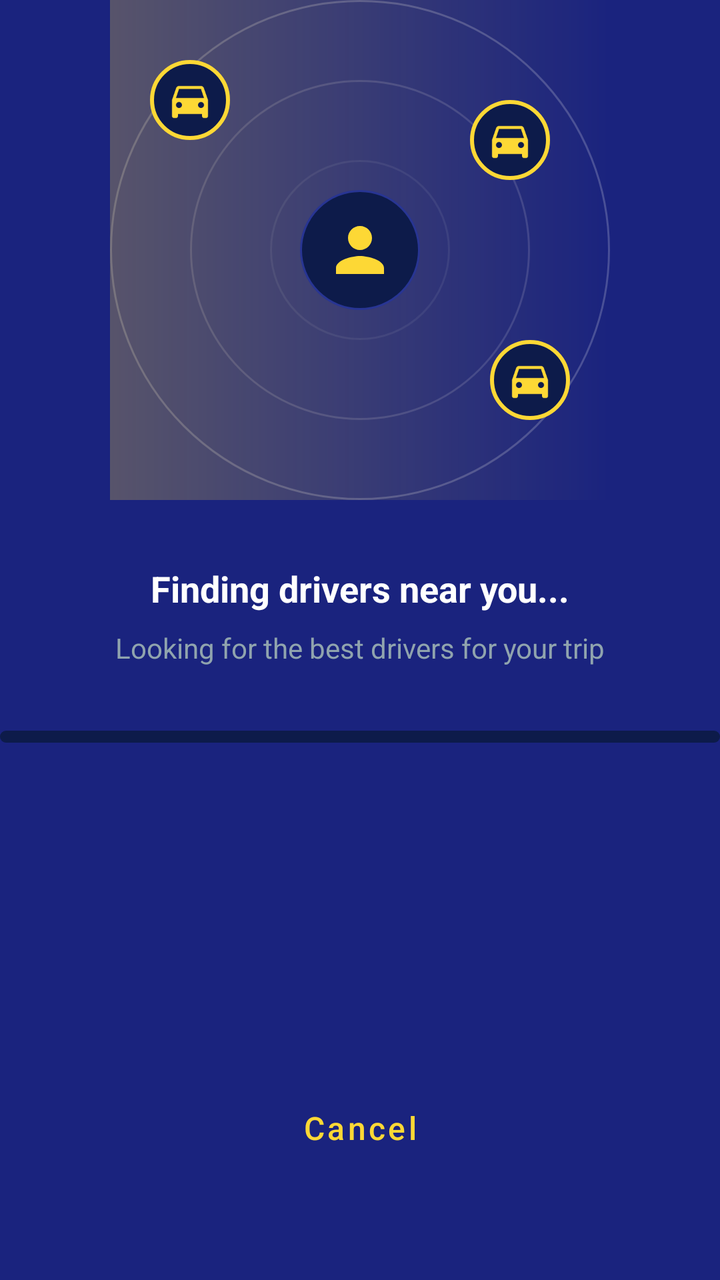
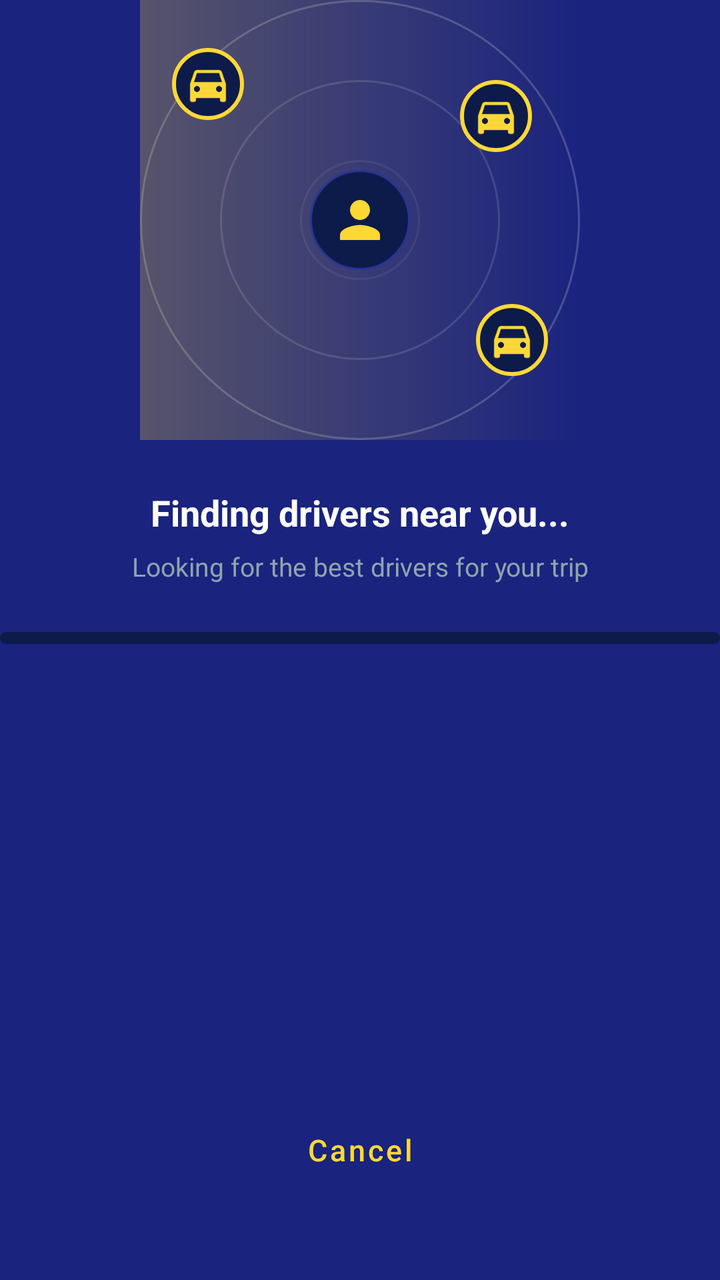

Compare the two renders of this Android layout. The source of the first and the diff that turns it into the second are given below.
<!-- AndroidManifest.xml: activity theme Theme.MinTaxis -->
<!-- res/layout/activity_driver_matching.xml -->
<?xml version="1.0" encoding="utf-8"?>
<androidx.constraintlayout.widget.ConstraintLayout 
    xmlns:android="http://schemas.android.com/apk/res/android"
    xmlns:app="http://schemas.android.com/apk/res-auto"
    android:layout_width="match_parent"
    android:layout_height="match_parent"
    android:background="@color/mintaxis_navy">

    
    <FrameLayout
        android:id="@+id/radarContainer"
        android:layout_width="250dp"
        android:layout_height="250dp"
        app:layout_constraintBottom_toTopOf="@id/statusText"
        app:layout_constraintEnd_toEndOf="parent"
        app:layout_constraintStart_toStartOf="parent"
        app:layout_constraintTop_toTopOf="parent">

        
        <ImageView
            android:layout_width="match_parent"
            android:layout_height="match_parent"
            android:src="@drawable/radar_background"
            android:scaleType="fitCenter" />

        
        <ImageView
            android:id="@+id/radarSweep"
            android:layout_width="match_parent"
            android:layout_height="match_parent"
            android:src="@drawable/radar_sweep"
            android:scaleType="fitCenter" />

        
        <ImageView
            android:layout_width="60dp"
            android:layout_height="60dp"
            android:src="@drawable/ic_profile"
            android:background="@drawable/circle_background"
            android:padding="12dp"
            android:tint="@color/mintaxis_yellow"
            android:layout_gravity="center" />

        
        <ImageView
            android:id="@+id/driverDot1"
            android:layout_width="40dp"
            android:layout_height="40dp"
            android:src="@drawable/ic_car"
            android:background="@drawable/dot_background"
            android:padding="8dp"
            android:tint="@color/mintaxis_yellow"
            android:layout_gravity="top|start"
            android:layout_marginStart="20dp"
            android:layout_marginTop="30dp" />

        <ImageView
            android:id="@+id/driverDot2"
            android:layout_width="40dp"
            android:layout_height="40dp"
            android:src="@drawable/ic_car"
            android:background="@drawable/dot_background"
            android:padding="8dp"
            android:tint="@color/mintaxis_yellow"
            android:layout_gravity="bottom|end"
            android:layout_marginEnd="20dp"
            android:layout_marginBottom="40dp" />

        <ImageView
            android:id="@+id/driverDot3"
            android:layout_width="40dp"
            android:layout_height="40dp"
            android:src="@drawable/ic_car"
            android:background="@drawable/dot_background"
            android:padding="8dp"
            android:tint="@color/mintaxis_yellow"
            android:layout_gravity="top|end"
            android:layout_marginEnd="30dp"
            android:layout_marginTop="50dp" />

    </FrameLayout>

    
    <TextView
        android:id="@+id/statusText"
        android:layout_width="wrap_content"
        android:layout_height="wrap_content"
        android:text="Finding drivers near you..."
        android:textColor="@color/mintaxis_text_primary"
        android:textSize="18sp"
        android:textStyle="bold"
        android:layout_marginTop="32dp"
        app:layout_constraintEnd_toEndOf="parent"
        app:layout_constraintStart_toStartOf="parent"
        app:layout_constraintTop_toBottomOf="@id/radarContainer" />

    <TextView
        android:id="@+id/subtitleText"
        android:layout_width="wrap_content"
        android:layout_height="wrap_content"
        android:text="Looking for the best drivers for your trip"
        android:textColor="@color/mintaxis_text_muted"
        android:textSize="14sp"
        android:layout_marginTop="8dp"
        app:layout_constraintEnd_toEndOf="parent"
        app:layout_constraintStart_toStartOf="parent"
        app:layout_constraintTop_toBottomOf="@id/statusText" />

    
    <ProgressBar
        android:id="@+id/progressBar"
        style="@android:style/Widget.ProgressBar.Horizontal"
        android:layout_width="0dp"
        android:layout_height="6dp"
        android:max="100"
        android:progress="0"
        android:progressDrawable="@drawable/progress_drawable"
        android:layout_marginTop="32dp"
        app:layout_constraintEnd_toEndOf="parent"
        app:layout_constraintStart_toStartOf="parent"
        app:layout_constraintTop_toBottomOf="@id/subtitleText" />

    
    <Button
        android:id="@+id/cancelButton"
        style="@style/MinTaxis.Button.Secondary"
        android:layout_width="0dp"
        android:layout_height="56dp"
        android:text="Cancel"
        android:textSize="16sp"
        android:layout_marginBottom="48dp"
        app:layout_constraintBottom_toBottomOf="parent"
        app:layout_constraintEnd_toEndOf="parent"
        app:layout_constraintStart_toStartOf="parent" />

</androidx.constraintlayout.widget.ConstraintLayout>
<!-- resources referenced by this layout -->
<resources>
  <color name="mintaxis_navy">#1A237E</color>
  <color name="mintaxis_text_muted">#90A4AE</color>
  <color name="mintaxis_text_primary">#FFFFFF</color>
  <color name="mintaxis_yellow">#FDD835</color>
  <!-- drawable circle_background (drawable) -->
  <?xml version="1.0" encoding="utf-8"?>
  <shape xmlns:android="http://schemas.android.com/apk/res/android"
      android:shape="oval">
      <solid android:color="@color/mintaxis_navy_dark" />
      <stroke
          android:width="1dp"
          android:color="@color/mintaxis_navy_light" />
  </shape>
  <!-- drawable dot_background (drawable) -->
  <?xml version="1.0" encoding="utf-8"?>
  <shape xmlns:android="http://schemas.android.com/apk/res/android"
      android:shape="oval">
      <solid android:color="@color/mintaxis_navy_dark" />
      <stroke
          android:width="2dp"
          android:color="@color/mintaxis_yellow" />
  </shape>
  <!-- drawable ic_car (drawable) -->
  <vector xmlns:android="http://schemas.android.com/apk/res/android"
      android:width="24dp"
      android:height="24dp"
      android:viewportWidth="24"
      android:viewportHeight="24">
      <path
          android:fillColor="#FFFFFF"
          android:pathData="M18.92,6.01C18.72,5.42 18.16,5 17.5,5h-11c-0.66,0 -1.21,0.42 -1.42,1.01L3,12v8c0,0.55 0.45,1 1,1h1c0.55,0 1,-0.45 1,-1v-1h12v1c0,0.55 0.45,1 1,1h1c0.55,0 1,-0.45 1,-1v-8l-2.08,-5.99zM6.5,16c-0.83,0 -1.5,-0.67 -1.5,-1.5S5.67,13 6.5,13s1.5,0.67 1.5,1.5S7.33,16 6.5,16zM17.5,16c-0.83,0 -1.5,-0.67 -1.5,-1.5s0.67,-1.5 1.5,-1.5 1.5,0.67 1.5,1.5 -0.67,1.5 -1.5,1.5zM5,11l1.5,-4.5h11L19,11H5z"/>
  </vector>
  <!-- drawable ic_profile (drawable) -->
  <vector xmlns:android="http://schemas.android.com/apk/res/android"
      android:width="24dp"
      android:height="24dp"
      android:viewportWidth="24"
      android:viewportHeight="24">
      <path
          android:fillColor="#FFFFFF"
          android:pathData="M12,12c2.21,0 4,-1.79 4,-4s-1.79,-4 -4,-4 -4,1.79 -4,4 1.79,4 4,4zM12,14c-2.67,0 -8,1.34 -8,4v2h16v-2c0,-2.66 -5.33,-4 -8,-4z"/>
  </vector>
  <!-- drawable radar_sweep (drawable) -->
  <?xml version="1.0" encoding="utf-8"?>
  <shape xmlns:android="http://schemas.android.com/apk/res/android"
      android:shape="rectangle">
      <gradient
          android:startColor="#44FDD835"
          android:endColor="#00FDD835"
          android:angle="0" />
  </shape>
  <style name="MinTaxis.Button.Secondary" parent="Widget.MaterialComponents.Button.OutlinedButton">
          <item name="strokeColor">@color/mintaxis_yellow</item>
          <item name="android:textColor">@color/mintaxis_yellow</item>
          <item name="android:textAllCaps">false</item>
          <item name="cornerRadius">12dp</item>
          <item name="android:paddingTop">14dp</item>
          <item name="android:paddingBottom">14dp</item>
      </style>
  <color name="mintaxis_navy_dark">#0D1B4A</color>
  <color name="mintaxis_navy_light">#283593</color>
  <color name="mintaxis_red">#E53935</color>
  <color name="mintaxis_orange">#FF9800</color>
  <color name="mintaxis_background">#1A237E</color>
  <color name="mintaxis_text_secondary">#CFD8DC</color>
  <!-- unchanged entries left out for length: 3 -->
</resources>

<!-- the commit's change to res/layout/activity_driver_matching.xml (unified diff, before → after) -->
@@ -9,12 +9,13 @@
     
     <FrameLayout
         android:id="@+id/radarContainer"
-        android:layout_width="250dp"
-        android:layout_height="250dp"
+        android:layout_width="220dp"
+        android:layout_height="220dp"
         app:layout_constraintBottom_toTopOf="@id/statusText"
         app:layout_constraintEnd_toEndOf="parent"
         app:layout_constraintStart_toStartOf="parent"
-        app:layout_constraintTop_toTopOf="parent">
+        app:layout_constraintTop_toTopOf="parent"
+        app:layout_constraintVertical_chainStyle="packed">
 
         
         <ImageView
@@ -33,50 +34,50 @@
 
         
         <ImageView
-            android:layout_width="60dp"
-            android:layout_height="60dp"
+            android:layout_width="50dp"
+            android:layout_height="50dp"
             android:src="@drawable/ic_profile"
             android:background="@drawable/circle_background"
-            android:padding="12dp"
+            android:padding="10dp"
             android:tint="@color/mintaxis_yellow"
             android:layout_gravity="center" />
 
         
         <ImageView
             android:id="@+id/driverDot1"
-            android:layout_width="40dp"
-            android:layout_height="40dp"
+            android:layout_width="36dp"
+            android:layout_height="36dp"
             android:src="@drawable/ic_car"
             android:background="@drawable/dot_background"
-            android:padding="8dp"
+            android:padding="6dp"
             android:tint="@color/mintaxis_yellow"
             android:layout_gravity="top|start"
-            android:layout_marginStart="20dp"
-            android:layout_marginTop="30dp" />
+            android:layout_marginStart="16dp"
+            android:layout_marginTop="24dp" />
 
         <ImageView
             android:id="@+id/driverDot2"
-            android:layout_width="40dp"
-            android:layout_height="40dp"
+            android:layout_width="36dp"
+            android:layout_height="36dp"
             android:src="@drawable/ic_car"
             android:background="@drawable/dot_background"
-            android:padding="8dp"
+            android:padding="6dp"
             android:tint="@color/mintaxis_yellow"
             android:layout_gravity="bottom|end"
-            android:layout_marginEnd="20dp"
-            android:layout_marginBottom="40dp" />
+            android:layout_marginEnd="16dp"
+            android:layout_marginBottom="32dp" />
 
         <ImageView
             android:id="@+id/driverDot3"
-            android:layout_width="40dp"
-            android:layout_height="40dp"
+            android:layout_width="36dp"
+            android:layout_height="36dp"
             android:src="@drawable/ic_car"
             android:background="@drawable/dot_background"
-            android:padding="8dp"
+            android:padding="6dp"
             android:tint="@color/mintaxis_yellow"
             android:layout_gravity="top|end"
-            android:layout_marginEnd="30dp"
-            android:layout_marginTop="50dp" />
+            android:layout_marginEnd="24dp"
+            android:layout_marginTop="40dp" />
 
     </FrameLayout>
 
@@ -85,11 +86,11 @@
         android:id="@+id/statusText"
         android:layout_width="wrap_content"
         android:layout_height="wrap_content"
-        android:text="Finding drivers near you..."
+        android:text="@string/finding_drivers"
         android:textColor="@color/mintaxis_text_primary"
         android:textSize="18sp"
         android:textStyle="bold"
-        android:layout_marginTop="32dp"
+        android:layout_marginTop="24dp"
         app:layout_constraintEnd_toEndOf="parent"
         app:layout_constraintStart_toStartOf="parent"
         app:layout_constraintTop_toBottomOf="@id/radarContainer" />
@@ -98,10 +99,12 @@
         android:id="@+id/subtitleText"
         android:layout_width="wrap_content"
         android:layout_height="wrap_content"
-        android:text="Looking for the best drivers for your trip"
+        android:text="@string/looking_for_best"
         android:textColor="@color/mintaxis_text_muted"
-        android:textSize="14sp"
-        android:layout_marginTop="8dp"
+        android:textSize="13sp"
+        android:layout_marginTop="6dp"
+        android:gravity="center"
+        android:paddingHorizontal="32dp"
         app:layout_constraintEnd_toEndOf="parent"
         app:layout_constraintStart_toStartOf="parent"
         app:layout_constraintTop_toBottomOf="@id/statusText" />
@@ -115,7 +118,7 @@
         android:max="100"
         android:progress="0"
         android:progressDrawable="@drawable/progress_drawable"
-        android:layout_marginTop="32dp"
+        android:layout_marginTop="24dp"
         app:layout_constraintEnd_toEndOf="parent"
         app:layout_constraintStart_toStartOf="parent"
         app:layout_constraintTop_toBottomOf="@id/subtitleText" />
@@ -125,10 +128,11 @@
         android:id="@+id/cancelButton"
         style="@style/MinTaxis.Button.Secondary"
         android:layout_width="0dp"
-        android:layout_height="56dp"
-        android:text="Cancel"
-        android:textSize="16sp"
-        android:layout_marginBottom="48dp"
+        android:layout_height="50dp"
+        android:text="@string/cancel"
+        android:textSize="15sp"
+        android:layout_marginBottom="40dp"
+        android:layout_marginHorizontal="24dp"
         app:layout_constraintBottom_toBottomOf="parent"
         app:layout_constraintEnd_toEndOf="parent"
         app:layout_constraintStart_toStartOf="parent" />
<!-- resource entries referenced after the edit -->
@@ -51,6 +51,9 @@
           android:endColor="#00FDD835"
           android:angle="0" />
   </shape>
+  <string name="cancel">Cancel</string>
+  <string name="finding_drivers">Finding drivers near you...</string>
+  <string name="looking_for_best">Looking for the best drivers for your trip</string>
   <style name="MinTaxis.Button.Secondary" parent="Widget.MaterialComponents.Button.OutlinedButton">
           <item name="strokeColor">@color/mintaxis_yellow</item>
           <item name="android:textColor">@color/mintaxis_yellow</item>
